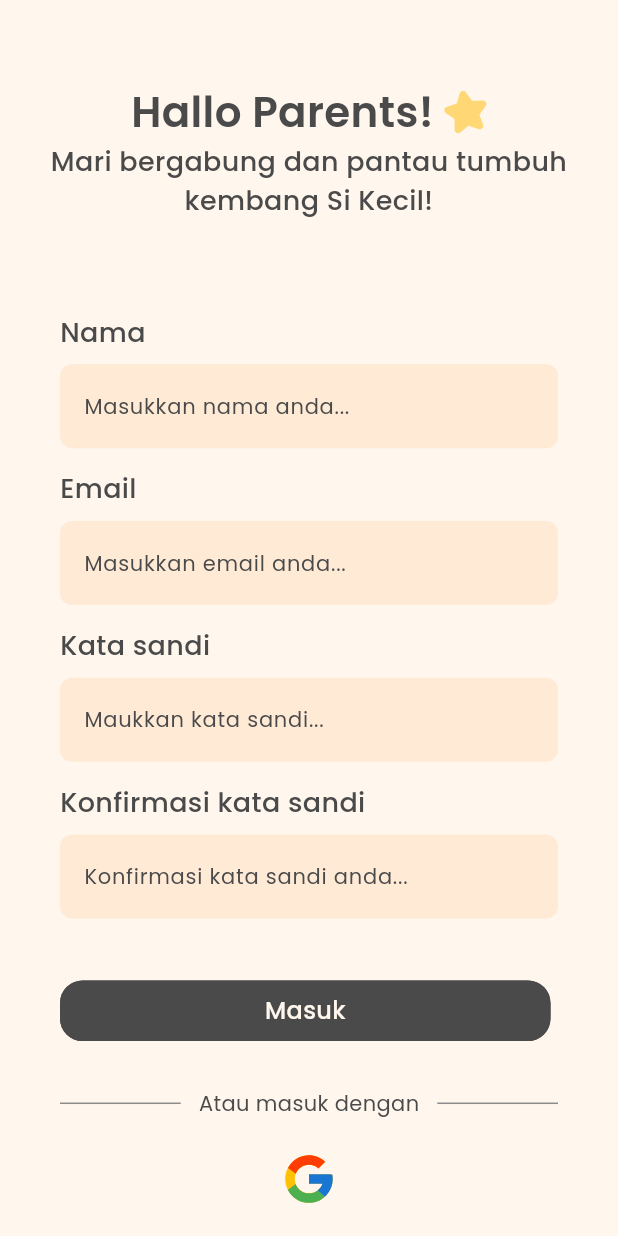
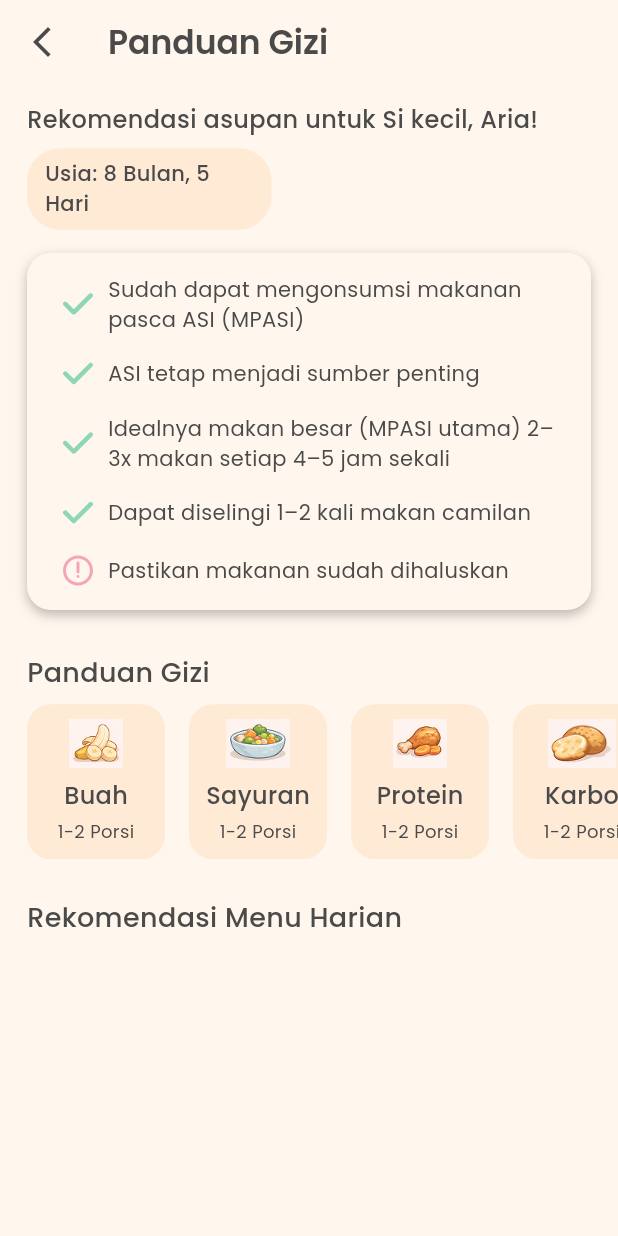
Before and after one commit to Mevyanrr/Lumora, a Flutter app: the screen it shows after launch, on a phone screen of 412 x 824 dp. Run offline on Flutter 3.47's test engine with Material 3 defaults, Android fonts, the phone set to English and light mode, and no system bars; our stand-ins replace bloc, equatable, flutter_bloc, flutter_svg.

Commit message:
half of  nutriguide page

```diff
--- /dev/null
+++ b/lib/features/home/data/models/panduan_item.dart
@@ -0,0 +1,14 @@
+enum PanduanIconType {
+  checklist,
+  warning,
+}
+
+class PanduanItem {
+  final PanduanIconType iconType;
+  final String text;
+
+  PanduanItem({
+    required this.iconType,
+    required this.text,
+  });
+}
--- /dev/null
+++ b/lib/features/home/presentation/bloc/panduaninfo_bloc.dart
@@ -0,0 +1,38 @@
+import 'package:flutter_bloc/flutter_bloc.dart';
+import 'package:lumora/features/home/data/models/panduan_item.dart';
+import 'package:lumora/features/home/presentation/bloc/panduaninfo_event.dart';
+import 'package:lumora/features/home/presentation/bloc/panduaninfo_state.dart';
+
+class PanduanGiziBloc extends Bloc<PanduanGiziEvent, PanduanGiziState> {
+  PanduanGiziBloc() : super(PanduanGiziInitial()) {
+    on<LoadPanduanGizi>((event, emit) {
+      emit(
+        PanduanGiziLoaded(
+          [
+            PanduanItem(
+              iconType: PanduanIconType.checklist,
+              text: "Sudah dapat mengonsumsi makanan pasca ASI (MPASI)",
+            ),
+            PanduanItem(
+              iconType: PanduanIconType.checklist,
+              text: "ASI tetap menjadi sumber penting",
+            ),
+            PanduanItem(
+              iconType: PanduanIconType.checklist,
+              text:
+                  "Idealnya makan besar (MPASI utama) 2–3x makan setiap 4–5 jam sekali",
+            ),
+            PanduanItem(
+              iconType: PanduanIconType.checklist,
+              text: "Dapat diselingi 1–2 kali makan camilan",
+            ),
+            PanduanItem(
+              iconType: PanduanIconType.warning,
+              text: "Pastikan makanan sudah dihaluskan",
+            ),
+          ],
+        ),
+      );
+    });
+  }
+}
--- /dev/null
+++ b/lib/features/home/presentation/bloc/panduaninfo_event.dart
@@ -0,0 +1,3 @@
+abstract class PanduanGiziEvent {}
+
+class LoadPanduanGizi extends PanduanGiziEvent {}
--- /dev/null
+++ b/lib/features/home/presentation/bloc/panduaninfo_state.dart
@@ -0,0 +1,11 @@
+import '../../data/models/panduan_item.dart';
+
+abstract class PanduanGiziState {}
+
+class PanduanGiziInitial extends PanduanGiziState {}
+
+class PanduanGiziLoaded extends PanduanGiziState {
+  final List<PanduanItem> items;
+
+  PanduanGiziLoaded(this.items);
+}
--- a/lib/features/home/presentation/pages/data_bayi_view.dart
+++ b/lib/features/home/presentation/pages/data_bayi_view.dart
@@ -42,7 +42,7 @@ class _DataBayiState extends State<DataBayiView> {
           icon: Icon(
             Icons.arrow_back_ios_new_outlined,
             color: AppColors.txtPrimary,
-            weight: sizewidth * 7.5 / fullwidth,
+            size: sizewidth * 7.5 / fullwidth,
           ),
           onPressed: () {
             Navigator.pop(context);
--- a/lib/features/home/presentation/pages/home_page.dart
+++ b/lib/features/home/presentation/pages/home_page.dart
@@ -1,9 +1,13 @@
 import 'package:flutter/material.dart';
+import 'package:flutter_bloc/flutter_bloc.dart';
 import 'package:flutter_svg/svg.dart';
 import 'package:lumora/core/theme/colors.dart';
 import 'package:lumora/core/widgets/button_medium.dart';
 import 'package:lumora/core/widgets/navbar.dart';
+import 'package:lumora/features/home/presentation/bloc/panduaninfo_bloc.dart';
+import 'package:lumora/features/home/presentation/bloc/panduaninfo_event.dart';
 import 'package:lumora/features/home/presentation/pages/data_bayi.dart';
+import 'package:lumora/features/home/presentation/pages/nutriguide.dart';
 import 'package:lumora/features/home/presentation/pages/tahapan_bayi.dart';
 import 'package:lumora/features/home/presentation/widgets/card_growthdata.dart';
 import 'package:lumora/features/home/presentation/widgets/card_hiparents.dart';
@@ -182,7 +186,16 @@ class HomePage extends StatelessWidget {
                     ),
                     GestureDetector(
                       onTap: () {
-                        //PANDUAN GIZI
+                        Navigator.push(
+                          context,
+                          MaterialPageRoute(
+                            builder: (_) => BlocProvider(
+                              create: (_) =>
+                                  PanduanGiziBloc()..add(LoadPanduanGizi()),
+                              child: Nutriguide(),
+                            ),
+                          ),
+                        );
                       },
                       child: Text(
                         "Selengkapnya >",
@@ -283,11 +296,9 @@ class HomePage extends StatelessWidget {
                     GestureDetector(
                       onTap: () {
                         Navigator.push(
-                              context,
-                              MaterialPageRoute(
-                                builder: (context) => DataBayi(),
-                              ),
-                            );
+                          context,
+                          MaterialPageRoute(builder: (context) => DataBayi()),
+                        );
                       },
                       child: Text(
                         "Edit Data >",
--- /dev/null
+++ b/lib/features/home/presentation/pages/nutriguide.dart
@@ -0,0 +1,159 @@
+import 'package:flutter/material.dart';
+import 'package:flutter_bloc/flutter_bloc.dart';
+import 'package:lumora/core/theme/colors.dart';
+import 'package:lumora/features/home/presentation/bloc/panduaninfo_bloc.dart';
+import 'package:lumora/features/home/presentation/bloc/panduaninfo_event.dart';
+import 'package:lumora/features/home/presentation/bloc/panduaninfo_state.dart';
+import 'package:lumora/features/home/presentation/pages/home_page.dart';
+import 'package:lumora/features/home/presentation/widgets/card_panduangizi.dart';
+import 'package:lumora/features/home/presentation/widgets/card_panduaninfo.dart';
+
+class Nutriguide extends StatefulWidget {
+  const Nutriguide({super.key});
+
+  @override
+  State<Nutriguide> createState() => _NutriguideState();
+}
+
+class _NutriguideState extends State<Nutriguide> {
+  @override
+  Widget build(BuildContext context) {
+    final size = MediaQuery.of(context).size;
+    final sizewidth = size.width;
+    final sizeheight = size.height;
+    final fullheight = 917;
+    final fullwidth = 412;
+    return Scaffold(
+      backgroundColor: AppColors.background,
+      appBar: AppBar(
+        leading: IconButton(
+          icon: Icon(
+            Icons.arrow_back_ios_new_outlined,
+            color: AppColors.txtPrimary,
+          ),
+          onPressed: () {
+            Navigator.pop(context);
+          },
+        ),
+        title: Text(
+          "Panduan Gizi",
+          style: TextStyle(
+            fontSize: sizewidth * 22 / fullwidth,
+            fontWeight: FontWeight.w600,
+            color: AppColors.txtPrimary,
+          ),
+        ),
+        backgroundColor: AppColors.background,
+      ),
+      body: BlocProvider(
+        create: (context) => PanduanGiziBloc()..add(LoadPanduanGizi()),
+        child: SingleChildScrollView(
+          child: Padding(
+            padding: EdgeInsets.only(
+              left: sizewidth * 18 / fullwidth,
+              top: sizeheight * 14 / fullheight,
+              bottom: sizeheight * 37 / fullheight,
+            ),
+            child: Column(
+              crossAxisAlignment: CrossAxisAlignment.start,
+              children: [
+                Padding(
+                  padding: EdgeInsets.only(
+              right: sizewidth * 18 / fullwidth,),
+                  child: Text(
+                    "Rekomendasi asupan untuk Si kecil, Aria!",
+                    style: TextStyle(
+                      fontSize: sizewidth * 16 / fullwidth,
+                      fontWeight: FontWeight.w500,
+                      color: AppColors.txtPrimary,
+                    ),
+                  ),
+                ),
+                SizedBox(height: sizeheight * 8 / fullheight),
+                Container(
+                  margin: EdgeInsets.only(right:sizewidth*18/fullwidth ),
+                  padding: EdgeInsets.symmetric(
+                    horizontal: sizewidth * 12 / fullwidth,
+                    vertical: sizeheight * 8 / fullheight,
+                  ),
+                  width: sizewidth * 163 / fullwidth,
+
+                  decoration: BoxDecoration(
+                    color: AppColors.primaryOrange,
+                    borderRadius: BorderRadius.circular(
+                      sizewidth * 22 / fullwidth,
+                    ),
+                  ),
+                  child: Text(
+                    "Usia: 8 Bulan, 5 Hari",
+                    style: TextStyle(
+                      fontSize: sizewidth * 14 / fullwidth,
+                      fontWeight: FontWeight.w500,
+                      color: AppColors.txtPrimary,
+                    ),
+                  ),
+                ),
+                SizedBox(height: sizeheight * 17 / fullheight),
+                BlocBuilder<PanduanGiziBloc, PanduanGiziState>(
+                  builder: (context, state) {
+                    if (state is PanduanGiziLoaded) {
+                      return PanduanInfoCard(items: state.items, size: size);
+                    }
+                    return SizedBox.shrink();
+                  },
+                ),
+
+                SizedBox(height: sizeheight * 32 / fullheight),
+                Text(
+                  "Panduan Gizi",
+                  style: TextStyle(
+                    fontFamily: 'Poppins',
+                    fontSize: sizewidth * 18 / fullwidth,
+                    fontWeight: FontWeight.w500,
+                    color: AppColors.txtPrimary,
+                  ),
+                ),
+
+                SizedBox(height: sizeheight * 9 / fullheight),
+
+                SingleChildScrollView(
+                  scrollDirection: Axis.horizontal,
+                  child: Row(
+                    children: List.generate(panduanGiziList.length, (index) {
+                      final item = panduanGiziList[index];
+                      return Padding(
+                        padding: EdgeInsets.only(
+                          right: index == panduanGiziList.length - 1
+                              ? 0
+                              : sizewidth * 16 / fullwidth,
+                        ),
+                        child: CardPanduanGizi(
+                          title: item['title']!,
+                          portion: item['portion']!,
+                          imagePath: item['image']!,
+                          size: size,
+                          onTap: () {},
+                        ),
+                      );
+                    }),
+                  ),
+                ),
+
+                SizedBox(height: sizeheight * 29 / fullheight),
+                Text(
+                  "Rekomendasi Menu Harian",
+                  style: TextStyle(
+                    fontFamily: 'Poppins',
+                    fontSize: sizewidth * 18 / fullwidth,
+                    fontWeight: FontWeight.w500,
+                    color: AppColors.txtPrimary,
+                  ),
+                ),
+              ],
+            ),
+          ),
+        ),
+      ),
+    );
+  }
+}
--- a/lib/features/home/presentation/widgets/card_growthdata.dart
+++ b/lib/features/home/presentation/widgets/card_growthdata.dart
@@ -35,7 +35,7 @@ class GrowthdataCard extends StatelessWidget {
       children: [
         Container(
           width: sizewidth*376/fullwidth,
-          height: sizeheight*96/fullheight,
+          height: sizeheight*98/fullheight,
           padding: EdgeInsets.symmetric(
             horizontal: sizewidth * 16 / fullwidth,
             vertical: sizeheight * 12 / fullheight,
--- /dev/null
+++ b/lib/features/home/presentation/widgets/card_panduaninfo.dart
@@ -0,0 +1,83 @@
+import 'package:flutter/material.dart';
+import 'package:flutter_svg/flutter_svg.dart';
+import 'package:lumora/core/theme/colors.dart';
+import 'package:lumora/features/home/data/models/panduan_item.dart';
+
+class PanduanInfoCard extends StatelessWidget {
+  final List<PanduanItem> items;
+  final Size size;
+
+  const PanduanInfoCard({super.key, required this.items, required this.size});
+
+  Widget _getIcon(PanduanIconType type, double size) {
+    switch (type) {
+      case PanduanIconType.warning:
+        return SvgPicture.asset(
+          "assets/icons/nutriguide-warning.svg",
+          width: size,
+          height: size,
+        );
+      case PanduanIconType.checklist:
+      default:
+        return SvgPicture.asset(
+          "assets/icons/nutriguide-checklist.svg",
+          width: size,
+          height: size,
+        );
+    }
+  }
+
+  @override
+  Widget build(BuildContext context) {
+    final sizewidth = size.width;
+    final sizeheight = size.height;
+    final fullheight = 917;
+    final fullwidth = 412;
+    return Container(
+      width: sizewidth * 376 / fullwidth,
+      padding: EdgeInsets.symmetric(
+        horizontal: sizewidth * 12 / fullwidth,
+        vertical: sizeheight * 8 / fullheight,
+      ),
+      decoration: BoxDecoration(
+        color: AppColors.background,
+        borderRadius: BorderRadius.circular(sizewidth * 16 / fullwidth),
+        boxShadow: [
+          BoxShadow(
+            color: Color(0x40000000),
+            blurRadius: 6,
+            offset: Offset(0, 3),
+          ),
+        ],
+      ),
+      child: Column(
+        crossAxisAlignment: CrossAxisAlignment.start,
+        children: items.map((item) {
+          return Padding(
+            padding: EdgeInsets.symmetric(
+              vertical: sizeheight * 8 / fullheight,
+              horizontal: sizewidth * 10 / fullwidth,
+            ),
+            child: Row(
+              crossAxisAlignment: CrossAxisAlignment.center,
+              children: [
+                _getIcon(item.iconType, sizewidth * 24 / fullwidth),
+                SizedBox(width: sizewidth * 8 / fullwidth),
+                Expanded(
+                  child: Text(
+                    item.text,
+                    style: TextStyle(
+                      fontSize: sizewidth * 14 / fullwidth,
+                      fontWeight: FontWeight.w400,
+                      color: AppColors.txtPrimary,
+                    ),
+                  ),
+                ),
+              ],
+            ),
+          );
+        }).toList(),
+      ),
+    );
+  }
+}
--- a/lib/main.dart
+++ b/lib/main.dart
@@ -6,6 +6,7 @@ import 'package:lumora/features/auth/presentation/pages/login.dart';
 import 'package:lumora/features/auth/presentation/pages/regist.dart';
 import 'package:lumora/features/home/presentation/pages/data_bayi.dart';
 import 'package:lumora/features/home/presentation/pages/home_page.dart';
+import 'package:lumora/features/home/presentation/pages/nutriguide.dart';
 import 'package:lumora/features/home/presentation/pages/tahapan_bayi.dart';
 import 'package:lumora/features/kuisioner/presentation/bloc/kuisioner_bloc.dart';
 import 'package:lumora/features/kuisioner/presentation/pages/page1.dart';
@@ -53,7 +54,7 @@ class MyApp extends StatelessWidget {
           ),
         ),
 
-        initialRoute: '/regist',
+        initialRoute: '/nutriguide',
         routes: {
           '/kuisioner1': (context) => Page1(),
           '/kuisioner2': (context) => Page2(),
@@ -64,7 +65,8 @@ class MyApp extends StatelessWidget {
           '/regist': (context) => Regist(),
           '/home': (context) => HomePage(),
           '/babystep': (context) => TahapanBayi(),
-          '/databayi': (context) => DataBayi()
+          '/databayi': (context) => DataBayi(),
+          '/nutriguide': (context) => Nutriguide(),
         },
       ),
     );
--- a/pubspec.yaml
+++ b/pubspec.yaml
@@ -89,6 +89,9 @@ flutter:
     - assets/icons/growbaby-star.svg
     - assets/icons/growbaby-world.svg
     - assets/icons/home-lamp.svg
+    - assets/icons/nutriguide-lamp.svg
+    - assets/icons/nutriguide-warning.svg
+    - assets/icons/nutriguide-checklist.svg
   # An image asset can refer to one or more resolution-specific "variants", see
   # https://flutter.dev/to/resolution-aware-images
   # For details regarding adding assets from package dependencies, see
```
Also changed, not shown: assets/icons/nutriguide-checklist.svg (added), assets/icons/nutriguide-lamp.svg (added), assets/icons/nutriguide-warning.svg (added).
